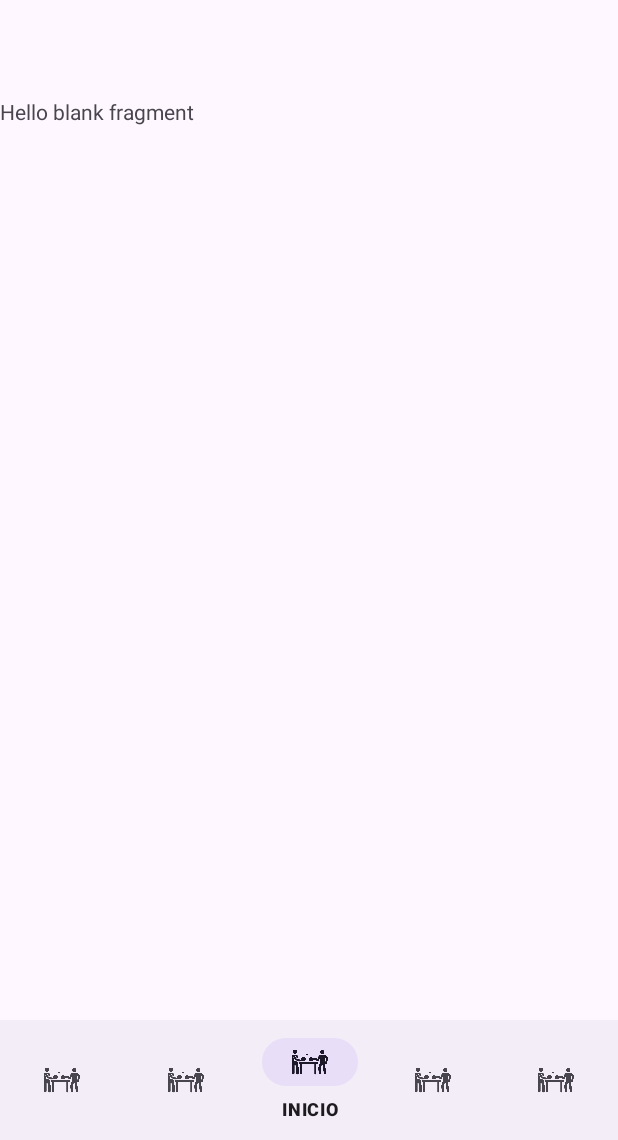
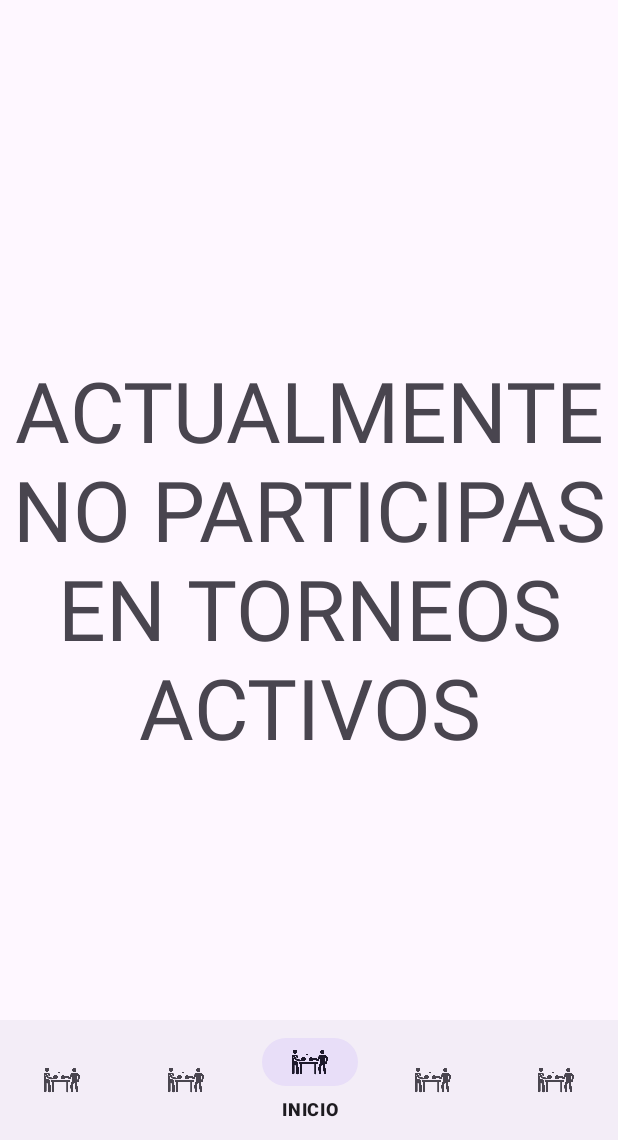
Before and after one commit to Kevinn183/TorneoX, an Android app: the fragment TorneosActivosFragment placed in its activity, on a phone screen of 412 x 824 dp, the part 96-1236 px from its top. Run offline under Robolectric (Android 15) with nearby library versions, the phone set to English and light mode, and no system bars; our stand-ins replace Firebase (no records; nobody signed in at launch, a user with empty details on screens opened directly).

Commit message:
torneos activos user

```diff
--- a/app/build.gradle.kts
+++ b/app/build.gradle.kts
@@ -49,7 +49,8 @@ dependencies {
     implementation("com.google.firebase:firebase-auth")
     implementation ("com.google.firebase:firebase-firestore-ktx")
 
-
+    //QR
+    implementation ("com.journeyapps:zxing-android-embedded:4.3.0")
 
 
     implementation("androidx.core:core-ktx:1.9.0")
--- /dev/null
+++ b/app/src/main/java/es/kab/torneox/Adapters/TorneosAdminAdapter.kt
@@ -0,0 +1,4 @@
+package es.kab.torneox.Adapters
+
+class TorneosAdminAdapter {
+}
--- a/app/src/main/java/es/kab/torneox/Classes/Torneo.kt
+++ b/app/src/main/java/es/kab/torneox/Classes/Torneo.kt
@@ -7,6 +7,7 @@ data class Torneo(
     var nombre: String = "",
     var estado: String = "",
     var tipo: String = "",
+    var ganador: String? = "",
     var fecha_creacion: Timestamp? = null,
     var fecha_inicio: Timestamp? = null,
     var numero_participantes: Int = 0,
--- a/app/src/main/java/es/kab/torneox/Client/ClientActivity.kt
+++ b/app/src/main/java/es/kab/torneox/Client/ClientActivity.kt
@@ -1,7 +1,6 @@
 package es.kab.torneox.Client
 
 import android.app.AlertDialog
-import android.content.Context
 import android.content.Intent
 import androidx.appcompat.app.AppCompatActivity
 import android.os.Bundle
@@ -9,18 +8,16 @@ import android.view.Menu
 import android.view.MenuItem
 import android.widget.Button
 import android.widget.EditText
-import android.widget.Toast
 import androidx.fragment.app.commit
 import androidx.fragment.app.replace
 import androidx.lifecycle.lifecycleScope
 import androidx.preference.PreferenceManager
 import com.google.android.material.navigation.NavigationBarView
-import es.kab.torneox.Classes.User
 import es.kab.torneox.Client.Fragments.EncuestaFragment
 import es.kab.torneox.Client.Fragments.InicioFragment
 import es.kab.torneox.Client.Fragments.PerfilFragment
 import es.kab.torneox.Client.Fragments.RankingFragment
-import es.kab.torneox.Comun.TorneosActivosFragment
+import es.kab.torneox.Client.Fragments.TorneosActivosFragment
 import es.kab.torneox.Control.AuthManager
 import es.kab.torneox.Control.ControlActivity
 import es.kab.torneox.Firebase.FirestoreManager
@@ -28,7 +25,6 @@ import es.kab.torneox.R
 import es.kab.torneox.databinding.ActivityClientBinding
 import kotlinx.coroutines.Dispatchers
 import kotlinx.coroutines.launch
-import kotlinx.coroutines.withContext
 
 class ClientActivity : AppCompatActivity(), NavigationBarView.OnItemSelectedListener {
     private lateinit var binding : ActivityClientBinding
--- a/app/src/main/java/es/kab/torneox/Client/Fragments/InicioFragment.kt
+++ b/app/src/main/java/es/kab/torneox/Client/Fragments/InicioFragment.kt
@@ -56,6 +56,7 @@ class InicioFragment : Fragment(),TorneosInicioAdapter.OnUnirseClickListener {
         lifecycleScope.launch{
             firestoreManager.meterParticipante(inicioAdapter.getTorneos()[position].nombre, firestoreManager.getUserName())
             firestoreManager.sumarParticipante(inicioAdapter.getTorneos()[position].nombre)
+            firestoreManager.restarLimite(inicioAdapter.getTorneos()[position].nombre)
             setUpRecycler()
         }
     }
--- /dev/null
+++ b/app/src/main/java/es/kab/torneox/Client/Fragments/TorneosActivosFragment.kt
@@ -0,0 +1,52 @@
+package es.kab.torneox.Client.Fragments
+
+import android.os.Bundle
+import android.util.Log
+import android.view.LayoutInflater
+import android.view.View
+import android.view.ViewGroup
+import androidx.fragment.app.Fragment
+import androidx.lifecycle.lifecycleScope
+import androidx.recyclerview.widget.LinearLayoutManager
+import es.kab.torneox.Adapters.TorneosClientAdapter
+import es.kab.torneox.Adapters.TorneosInicioAdapter
+import es.kab.torneox.Firebase.FirestoreManager
+import es.kab.torneox.databinding.FragmentTorneosActivosBinding
+import kotlinx.coroutines.launch
+
+class TorneosActivosFragment : Fragment() {
+
+    private lateinit var binding: FragmentTorneosActivosBinding
+    private lateinit var firestoreManager: FirestoreManager
+    private lateinit var clientAdapter: TorneosClientAdapter
+
+    override fun onCreateView(
+        inflater: LayoutInflater, container: ViewGroup?,
+        savedInstanceState: Bundle?
+    ): View? {
+        binding = FragmentTorneosActivosBinding.inflate(inflater)
+        firestoreManager = FirestoreManager()
+        setUpRecycler()
+        return binding.root
+    }
+
+
+    fun setUpRecycler(){
+        lifecycleScope.launch {
+            val nomUser = firestoreManager.getUserName()
+            val torneos = firestoreManager.getTorneosClient(nomUser)
+            if (torneos.isNullOrEmpty()) {
+
+                binding.recyclerViewClient.visibility = View.GONE
+                binding.emptyTextView.visibility = View.VISIBLE
+            } else {
+                binding.recyclerViewClient.visibility = View.VISIBLE
+                binding.emptyTextView.visibility = View.GONE
+                clientAdapter = TorneosClientAdapter(torneos,requireContext(),nomUser)
+                binding.recyclerViewClient.adapter = clientAdapter
+                binding.recyclerViewClient.layoutManager = LinearLayoutManager(requireContext())
+            }
+
+        }
+    }
+}
--- a/app/src/main/java/es/kab/torneox/Comun/TorneosActivosFragment.kt
+++ /dev/null
@@ -1,60 +0,0 @@
-package es.kab.torneox.Comun
-
-import android.os.Bundle
-import androidx.fragment.app.Fragment
-import android.view.LayoutInflater
-import android.view.View
-import android.view.ViewGroup
-import es.kab.torneox.R
-
-// TODO: Rename parameter arguments, choose names that match
-// the fragment initialization parameters, e.g. ARG_ITEM_NUMBER
-private const val ARG_PARAM1 = "param1"
-private const val ARG_PARAM2 = "param2"
-
-/**
- * A simple [Fragment] subclass.
- * Use the [TorneosActivosFragment.newInstance] factory method to
- * create an instance of this fragment.
- */
-class TorneosActivosFragment : Fragment() {
-    // TODO: Rename and change types of parameters
-    private var param1: String? = null
-    private var param2: String? = null
-
-    override fun onCreate(savedInstanceState: Bundle?) {
-        super.onCreate(savedInstanceState)
-        arguments?.let {
-            param1 = it.getString(ARG_PARAM1)
-            param2 = it.getString(ARG_PARAM2)
-        }
-    }
-
-    override fun onCreateView(
-        inflater: LayoutInflater, container: ViewGroup?,
-        savedInstanceState: Bundle?
-    ): View? {
-        // Inflate the layout for this fragment
-        return inflater.inflate(R.layout.fragment_torneos_activos, container, false)
-    }
-
-    companion object {
-        /**
-         * Use this factory method to create a new instance of
-         * this fragment using the provided parameters.
-         *
-         * @param param1 Parameter 1.
-         * @param param2 Parameter 2.
-         * @return A new instance of fragment TorneosActivosFragment.
-         */
-        // TODO: Rename and change types and number of parameters
-        @JvmStatic
-        fun newInstance(param1: String, param2: String) =
-            TorneosActivosFragment().apply {
-                arguments = Bundle().apply {
-                    putString(ARG_PARAM1, param1)
-                    putString(ARG_PARAM2, param2)
-                }
-            }
-    }
-}
--- a/app/src/main/java/es/kab/torneox/Firebase/FirestoreManager.kt
+++ b/app/src/main/java/es/kab/torneox/Firebase/FirestoreManager.kt
@@ -210,6 +210,41 @@ class FirestoreManager {
             Log.i( "Error", e.toString())
         }
     }
+    suspend fun restarLimite(nombreTorneo: String) {
+        try {
+            val querySnapshot = firestore.collection("torneos").whereEqualTo("nombre", nombreTorneo).get().await()
+            if (!querySnapshot.isEmpty) {
+                val torneo = querySnapshot.documents[0].reference
+                torneo.update("limite", FieldValue.increment(-1))
+            }
+        } catch (e: Exception) {
+            Log.e("Error", "Error al restar participante: ${e.message}")
+        }
+    }
+
+    suspend fun getTorneosClient(nombreUsuario: String): List<Torneo>? {
+        return try {
+            var query = firestore.collection("torneos")
+                .whereEqualTo("estado", "activo")
+
+            val snapshot = query.get().await()
+
+            val torneosList = mutableListOf<Torneo>()
+            for (document in snapshot.documents) {
+                Log.i("llego","llego")
+                val torneo = document.toObject(Torneo::class.java)
+                if (torneo != null && nombreUsuario in torneo.participantes) {
+                    Log.i("llego","llego")
+                    torneosList.add(torneo)
+                }
+            }
+            torneosList
+        } catch (e: Exception) {
+            Log.i("llegomal","")
+            println(e.message)
+            null
+        }
+    }
 
 
 
--- a/app/src/main/res/layout/fragment_torneos_activos.xml
+++ b/app/src/main/res/layout/fragment_torneos_activos.xml
@@ -1,14 +1,28 @@
 <?xml version="1.0" encoding="utf-8"?>
-<FrameLayout xmlns:android="http://schemas.android.com/apk/res/android"
-    xmlns:tools="http://schemas.android.com/tools"
+<androidx.constraintlayout.widget.ConstraintLayout
+    xmlns:android="http://schemas.android.com/apk/res/android"
     android:layout_width="match_parent"
-    android:layout_height="match_parent"
-    tools:context=".Comun.TorneosActivosFragment">
+    xmlns:app="http://schemas.android.com/apk/res-auto"
+    android:layout_height="match_parent">
 
-    <!-- TODO: Update blank fragment layout -->
-    <TextView
+    <androidx.recyclerview.widget.RecyclerView
+        android:id="@+id/recyclerView_client"
         android:layout_width="match_parent"
         android:layout_height="match_parent"
-        android:text="@string/hello_blank_fragment" />
+        android:visibility="gone" />
 
-</FrameLayout>
+    <TextView
+        android:id="@+id/emptyTextView"
+        android:layout_width="wrap_content"
+        android:layout_height="wrap_content"
+        android:layout_margin="16dp"
+        android:text="@string/no_activos"
+        android:textAppearance="@style/TextAppearance.AppCompat.Display3"
+        android:visibility="visible"
+        app:layout_constraintBottom_toBottomOf="parent"
+        android:textAlignment="center"
+        app:layout_constraintEnd_toEndOf="parent"
+        app:layout_constraintStart_toStartOf="parent"
+        app:layout_constraintTop_toTopOf="parent" />
+
+</androidx.constraintlayout.widget.ConstraintLayout>
--- a/app/src/main/res/menu/admin_bottom_menu.xml
+++ b/app/src/main/res/menu/admin_bottom_menu.xml
@@ -5,12 +5,6 @@
         android:enabled="true"
         android:icon="@drawable/juego_pingpong"
         android:title="@string/crear_encuestas"
-        />
-    <item
-        android:id="@+id/item_activos"
-        android:enabled="true"
-        android:icon="@drawable/juego_pingpong"
-        android:title="@string/torneos_activos"
         />
     <item
         android:id="@+id/item_crear"
--- a/app/src/main/res/values/strings.xml
+++ b/app/src/main/res/values/strings.xml
@@ -121,12 +121,15 @@
     <string name="tipo_novalido">El tipo introducido no es válido</string>
     <string name="fecha_no">La fecha debe de ser posterior a la actual</string>
 
-    <!-- INICIO -->
+    <!-- Inicio -->
     <string name="no_elementos">ACTUALMENTE NO HAY TORNEOS DISPONIBLES</string>
     <string name="unirse">UNIRSE</string>
     <string name="inicio_parti">Numero de participantes:</string>
     <string name="inicio_limite">Limite de participantes:</string>
 
+    <!-- torneos cliente -->
+    <string name="no_activos">ACTUALMENTE NO PARTICIPAS EN TORNEOS ACTIVOS</string>
+    <string name="tu_qr">TÚ CÓDIGO</string>
 
     <!-- Spinner -->
     <string-array name="spinner_orden">
```
Also changed, not shown: app/src/main/java/es/kab/torneox/Adapters/TorneosClientAdapter.kt (added, +96 -0 lines), app/src/main/java/es/kab/torneox/Admin/AdminActivity.kt (+1 -12 lines), app/src/main/res/layout/dialog_qr.xml (added, +39 -0 lines), app/src/main/res/layout/torneo_admin_recycler.xml (added, +68 -0 lines), app/src/main/res/layout/torneo_client_recycler.xml (added, +54 -0 lines).
